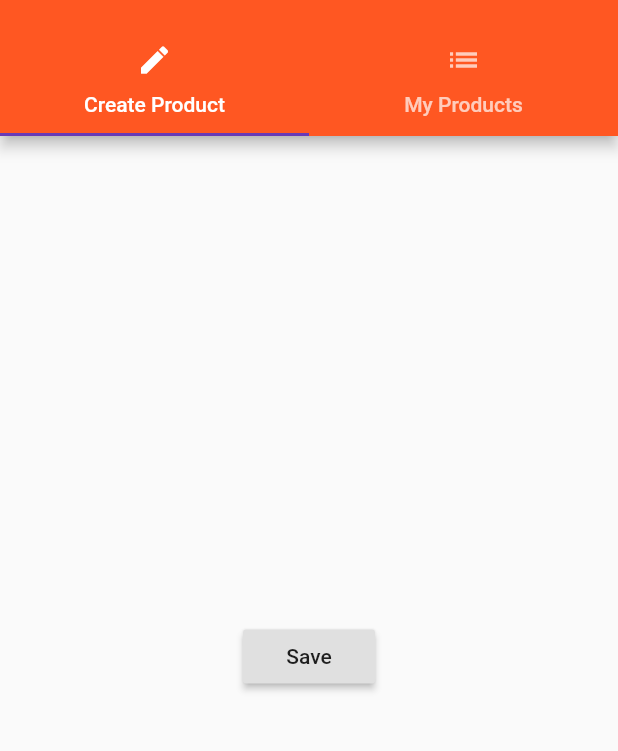
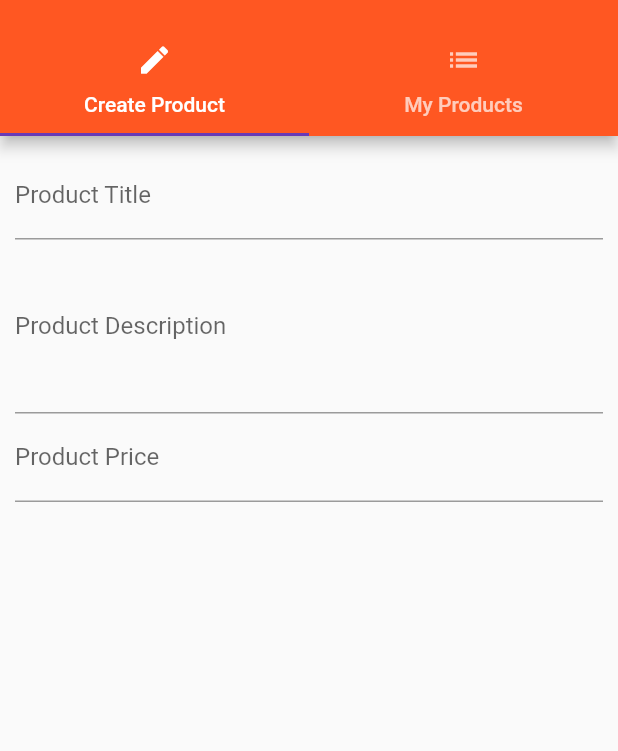
Before and after one commit to Islah-Innovation/learn_flutter_course, a Flutter app: the ProductsAdminPage screen opened by its route, on a phone screen of 412 x 824 dp, the part 59-810 px from its top. Run offline on Flutter 3.47's test engine with Material 2 defaults, Android fonts, the phone set to English and light mode, and no system bars.

Commit message:
User Input - Basic Textfields

```diff
--- a/lib/pages/product_create.dart
+++ b/lib/pages/product_create.dart
@@ -1,20 +1,50 @@
 import 'package:flutter/material.dart';
 
-class ProductCreatePage extends StatelessWidget {
+class ProductCreatePage extends StatefulWidget {
+  @override
+  State<StatefulWidget> createState() {
+    return _ProductCreatePageState();
+  }
+}
+
+class _ProductCreatePageState extends State<ProductCreatePage> {
+  String titleValue;
+  String descriptionValue;
+  double priceValue;
+
   @override
   Widget build(BuildContext context) {
-    return Center(
-      child: RaisedButton(
-        child: Text('Save'),
-        onPressed: () {
-          showModalBottomSheet(
-              context: context,
-              builder: (BuildContext context) {
-                return Center(
-                  child: Text('This is a Modal!'),
-                );
+    return Container(
+      margin: EdgeInsets.all(10.0),
+      child: Column(
+        children: <Widget>[
+          TextField(
+            decoration: InputDecoration(labelText: 'Product Title'),
+            onChanged: (String value) {
+              setState(() {
+                titleValue = value;
               });
-        },
+            },
+          ),
+          TextField(
+            maxLines: 4,
+            decoration: InputDecoration(labelText: 'Product Description'),
+            onChanged: (String value) {
+              setState(() {
+                descriptionValue = value;
+              });
+            },
+          ),
+          TextField(
+            keyboardType: TextInputType.number,
+            decoration: InputDecoration(labelText: 'Product Price'),
+            onChanged: (String value) {
+              setState(() {
+                priceValue = double.parse(value);
+              });
+            },
+          ),
+        ],
       ),
     );
   }
```
